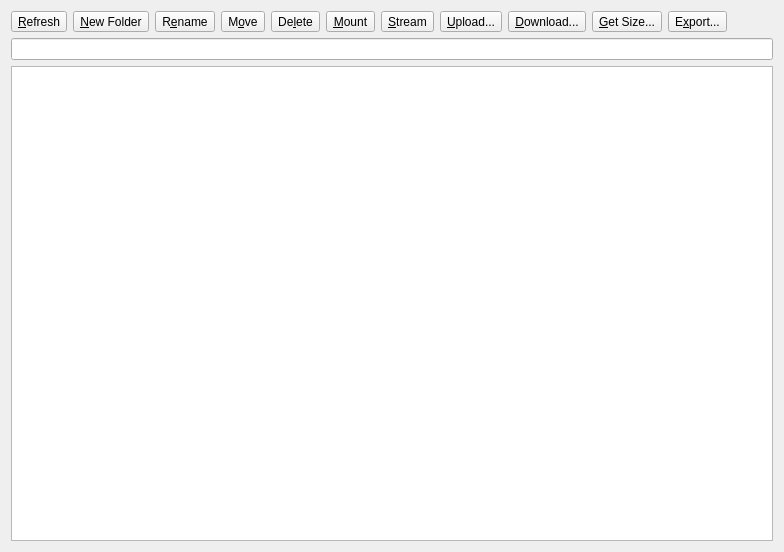
Old version of the form src/remote_widget.ui in the repository SysAdminDoc/RcloneBrowserNG.
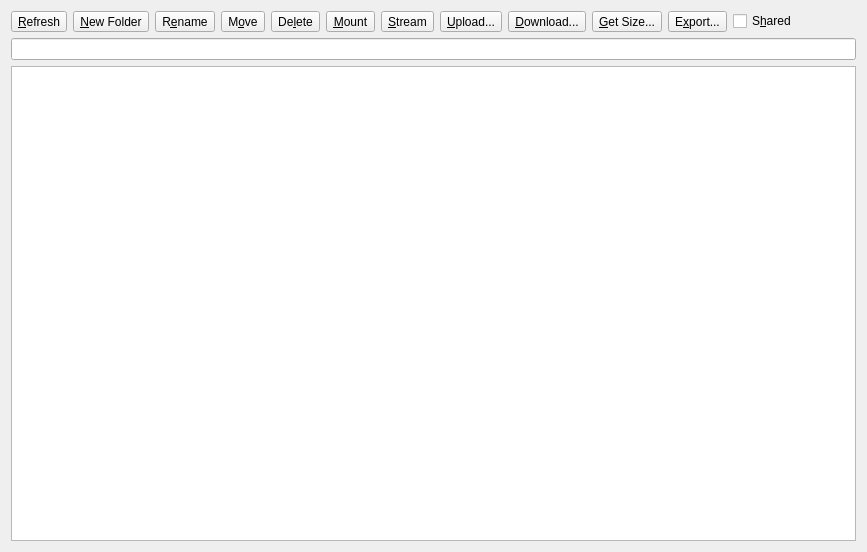
New version of the form.

Commit message: Add Shared checkbox.

```diff
--- a/src/remote_widget.ui
+++ b/src/remote_widget.ui
@@ -6,7 +6,7 @@
    <rect>
     <x>0</x>
     <y>0</y>
-    <width>784</width>
+    <width>867</width>
     <height>552</height>
    </rect>
   </property>
@@ -161,6 +161,16 @@
             </property>
            </widget>
           </item>
+          <item>
+           <widget class="QCheckBox" name="checkBoxShared">
+            <property name="toolTip">
+             <string>Shared with Me (Google Drive)</string>
+            </property>
+            <property name="text">
+             <string>S&amp;hared</string>
+            </property>
+           </widget>
+          </item>
           <item>
            <spacer name="spacer">
             <property name="orientation">
```
The commit also changes 5 other files.
